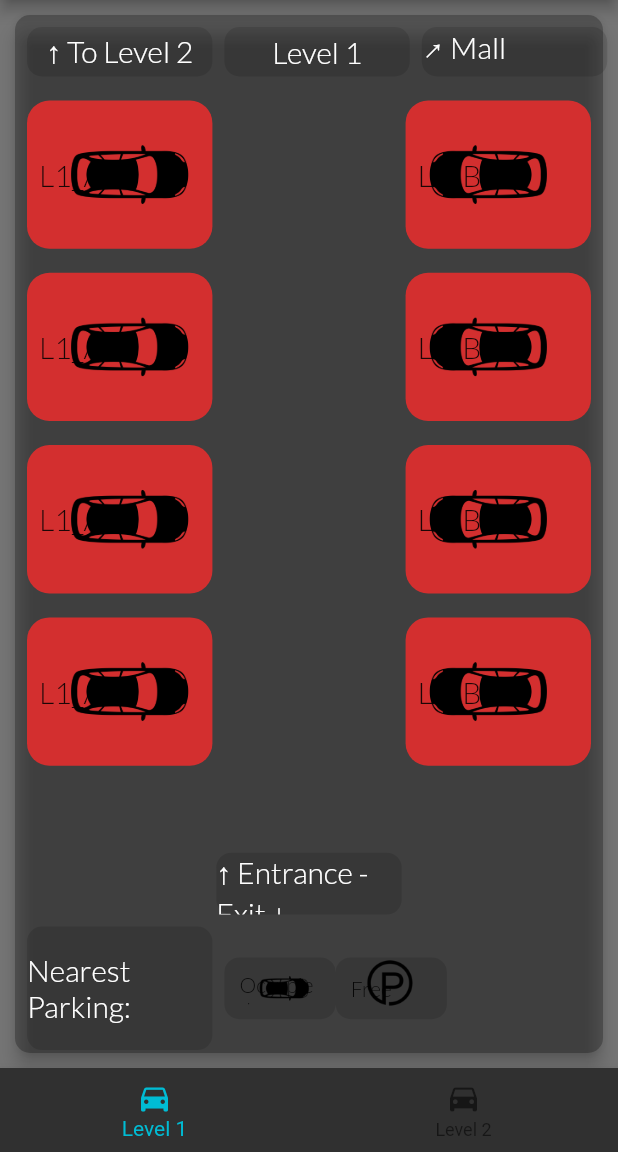
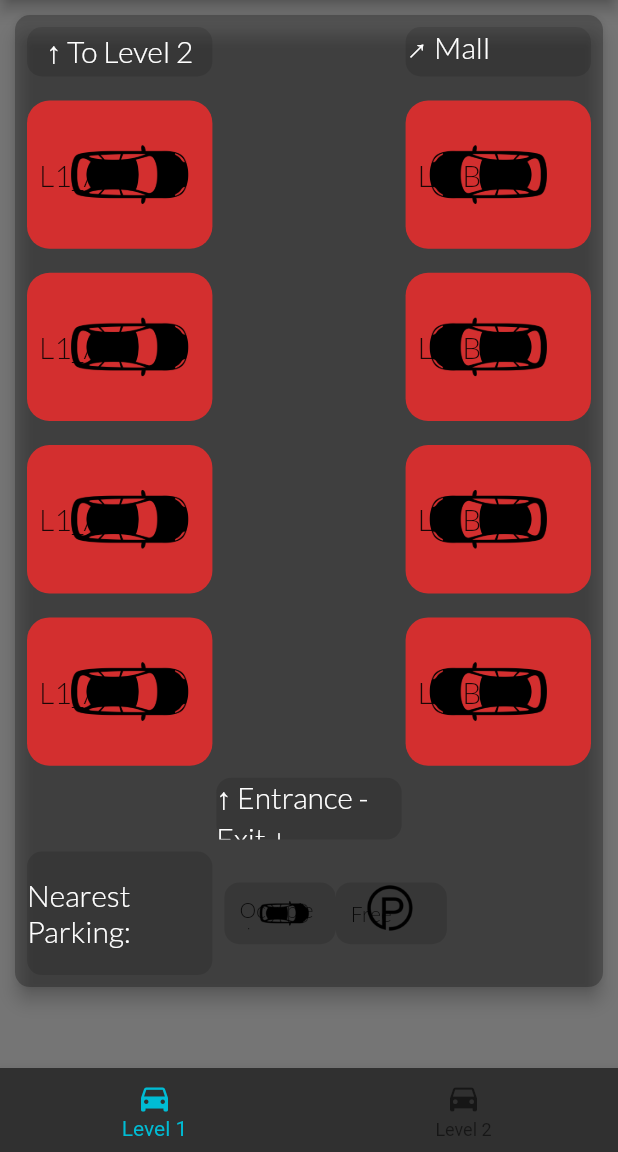
Before and after one commit to aqeelahlam/SmartCarPark, a Flutter app: the screen it shows after launch, on a phone screen of 412 x 824 dp, the part 84-1236 px from its top. Run offline on Flutter 3.47's test engine with Material 2 defaults, Android fonts, the phone set to English and light mode, and no system bars; our stand-ins replace cloud_firestore, firebase_core, flushbar; accounts and stored records are empty.

Commit message:
fix/dynamic_size

```diff
--- a/lib/main.dart
+++ b/lib/main.dart
@@ -129,6 +129,7 @@ class _FloorLayout {
           borderRadius: BorderRadius.circular(10),
         ),
         color: Colors.black26,
+        child: SingleChildScrollView(
           child: Column(
               children: <Widget>[
                 Row(
@@ -138,7 +139,7 @@ class _FloorLayout {
                       padding: const EdgeInsets.all(PADDING),
                       child: Entrance('↑ To Level 2', 4),
                     ),
-                  Entrance('Level 1', 4),
+//                    Entrance('Level 1', 4),
                     Padding(
                       padding: const EdgeInsets.all(PADDING),
                       child: Entrance('↗ Mall Entrance', 4),
@@ -208,11 +209,11 @@ class _FloorLayout {
                           rowNumber: SIDE_B),
                     ),
                   ],),
-              Row(
-                mainAxisAlignment: MainAxisAlignment.center,
-                children: [
-                  EmptyBox(),
-                ],),
+  //              Row(
+  //                mainAxisAlignment: MainAxisAlignment.center,
+  //                children: [
+  //                  EmptyBox(),
+  //                ],),
                 Row(
                   mainAxisAlignment: MainAxisAlignment.center,
                   children: [
@@ -231,6 +232,7 @@ class _FloorLayout {
                 )
               ]
           )
+        )
     ),
 
     /// PARKING SLOTS FOR LEVEL 2
@@ -241,6 +243,7 @@ class _FloorLayout {
           borderRadius: BorderRadius.circular(10.0),
         ),
         color: Colors.black26,
+        child: SingleChildScrollView(
           child: Column(children: <Widget>[
             Row(
               mainAxisAlignment: MainAxisAlignment.spaceBetween,
@@ -249,7 +252,7 @@ class _FloorLayout {
                   padding: const EdgeInsets.all(PADDING),
                   child: Entrance('', 4),
                 ),
-              Entrance('Level 2', 4),
+//                Entrance('Level 2', 4),
                 Padding(
                   padding: const EdgeInsets.all(PADDING),
                   child: Entrance('↗ Mall Entrance', 4),
@@ -311,11 +314,11 @@ class _FloorLayout {
                   child: Entrance('', 12),
                 ),
               ],),
-          Row(
-            mainAxisAlignment: MainAxisAlignment.center,
-            children: [
-              EmptyBox(),
-            ],),
+  //          Row(
+  //            mainAxisAlignment: MainAxisAlignment.center,
+  //            children: [
+  //              EmptyBox(),
+  //            ],),
             Row(
               mainAxisAlignment: MainAxisAlignment.center,
               children: [
@@ -334,6 +337,7 @@ class _FloorLayout {
               ],
             )
           ]
+        )
       )
     ),
   ];
--- a/lib/widgets/Entrance.dart
+++ b/lib/widgets/Entrance.dart
@@ -17,6 +17,7 @@ class Entrance extends StatefulWidget {
 
   Entrance(this.EntranceName, this.height);
 
+
   @override
   _EntranceState createState() => _EntranceState();
 }
@@ -24,9 +25,12 @@ class Entrance extends StatefulWidget {
 class _EntranceState extends State<Entrance> {
   @override
   Widget build(BuildContext context) {
+    MediaQueryData queryData;
+    queryData = MediaQuery.of(context);
     return Container(
       height: layoutSize.blockSizeVertical * widget.height,
-      width: layoutSize.blockSizeHorizontal * 30,
+//      width: layoutSize.blockSizeHorizontal * 30,
+      width: queryData.size.width * 0.30,
       alignment: Alignment(0.0, 0.0),
       decoration: BoxDecoration(
         color: Colors.black12,
--- a/lib/widgets/Information.dart
+++ b/lib/widgets/Information.dart
@@ -25,9 +25,12 @@ class Information extends StatefulWidget {
 class _InformationState extends State<Information> {
   @override
   Widget build(BuildContext context) {
+    MediaQueryData queryData;
+    queryData = MediaQuery.of(context);
     return Container(
       height: layoutSize.blockSizeVertical * 5,
-      width: layoutSize.blockSizeHorizontal * 18,
+//      width: layoutSize.blockSizeHorizontal * 18,
+      width: queryData.size.width * 0.18,
       decoration: BoxDecoration(
         color: Colors.black12,
         borderRadius: BorderRadius.all(Radius.circular(10)),
--- a/lib/widgets/ParkingSlot.dart
+++ b/lib/widgets/ParkingSlot.dart
@@ -96,8 +96,10 @@ class _ParkingSlotState extends State<ParkingSlot> {
 //          height: queryData.size.height/6,
 //          width: queryData.size.width/4,
             height: layoutSize.blockSizeVertical * 12,
-            width: layoutSize.blockSizeHorizontal * 30,
-            decoration: BoxDecoration(
+//            width: layoutSize.blockSizeHorizontal * 30,
+//            height: queryData.size.height * 0.12,
+            width: queryData.size.width * 0.30,
+              decoration: BoxDecoration(
               color: Colors.green[600],
               borderRadius: BorderRadius.all(Radius.circular(15)),
               image: DecorationImage(
@@ -147,7 +149,8 @@ class _ParkingSlotState extends State<ParkingSlot> {
 //            height: queryData.size.height/6,
 //            width: queryData.size.width/4,
               height: layoutSize.blockSizeVertical * 12,
-              width: layoutSize.blockSizeHorizontal * 30,
+//              width: layoutSize.blockSizeHorizontal * 30,
+              width: queryData.size.width * 0.30,
               decoration: BoxDecoration(
                 color: Colors.red[700],
                 borderRadius: BorderRadius.all(Radius.circular(15)),
```
Also changed, not shown: pubspec.lock. Lines whose indentation alone changed are shown as unchanged.
